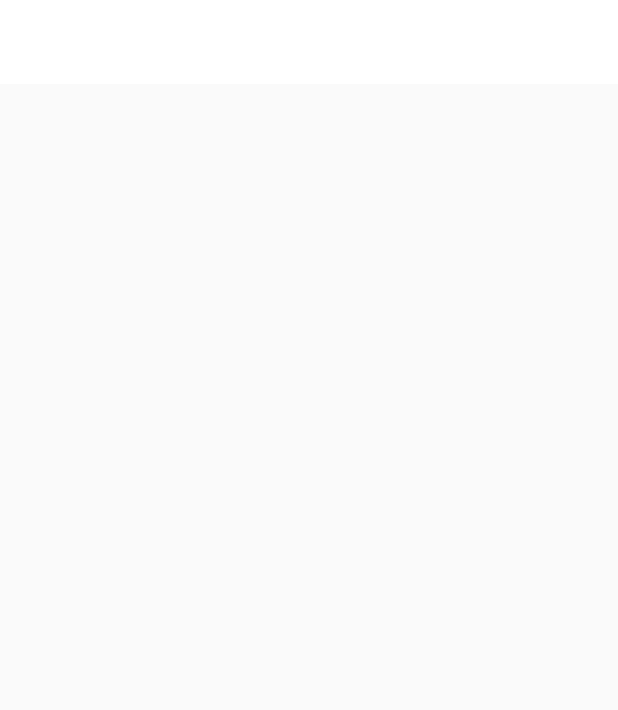
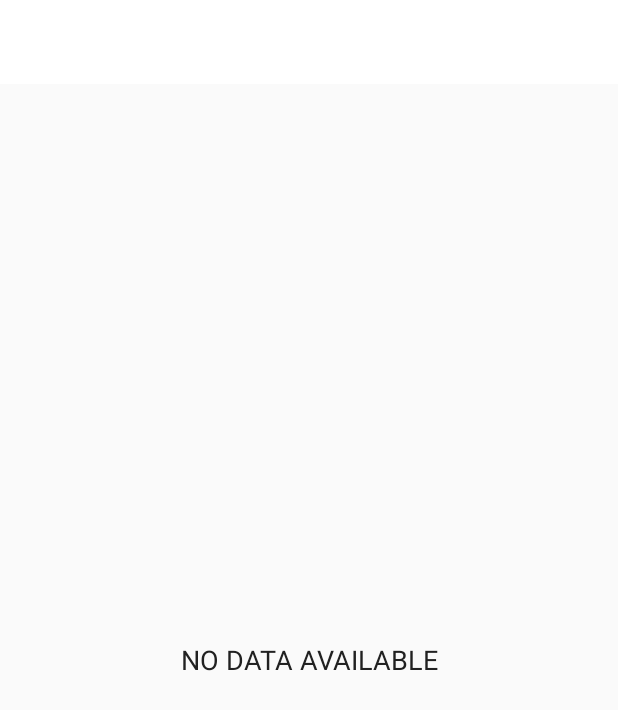
Before and after one commit to Roshan13046/Home_Workout_Kotlin_Android_App, an Android app: the HistoryActivity screen opened directly, with no data from a screen before it, on a phone screen of 412 x 824 dp. Before the commit the part shown is empty. Shown: the top 710 px of the screen. Run offline under Robolectric (Android 15) with nearby library versions, the light colour scheme and no system bars.

Commit message:
added the RecyclerView and tested the app history feature.

```diff
--- a/app/src/main/java/com/example/daily_workout_app/HistoryActivity.kt
+++ b/app/src/main/java/com/example/daily_workout_app/HistoryActivity.kt
@@ -3,6 +3,8 @@ package com.example.daily_workout_app
 import androidx.appcompat.app.AppCompatActivity
 import android.os.Bundle
 import android.util.Log
+import android.view.View
+import androidx.recyclerview.widget.LinearLayoutManager
 import kotlinx.android.synthetic.main.activity_b_m_i.*
 import kotlinx.android.synthetic.main.activity_history.*
 
@@ -30,9 +32,22 @@ class HistoryActivity : AppCompatActivity() {
         val dbHandler = SqliteOpenHelper(this,null)
         val allCompletedDatesList = dbHandler.getAllCompletedDatesList()
 
-        for(i in allCompletedDatesList){
-            Log.i("DateHistoryActivity", "" + i)
+        if(allCompletedDatesList.size > 0){
+            tvHistory.visibility = View.VISIBLE
+            rvHistory.visibility = View.VISIBLE
+            tvNoDataAvailable.visibility = View.GONE
+
+            rvHistory.layoutManager = LinearLayoutManager(this)
+            val historyAdapter = HistoryAdapter(this, allCompletedDatesList)
+            rvHistory.adapter = historyAdapter
+        }else{
+            tvHistory.visibility = View.GONE
+            rvHistory.visibility = View.GONE
+            tvNoDataAvailable.visibility = View.VISIBLE
         }
+//        for(i in allCompletedDatesList){
+//            Log.i("DateHistoryActivity", "" + i)
+//        }
 
     }
 }
--- a/app/src/main/res/layout/activity_history.xml
+++ b/app/src/main/res/layout/activity_history.xml
@@ -4,6 +4,7 @@
     xmlns:tools="http://schemas.android.com/tools"
     android:layout_width="match_parent"
     android:layout_height="match_parent"
+    android:orientation="vertical"
     tools:context=".HistoryActivity">
 
     <androidx.appcompat.widget.Toolbar
@@ -13,4 +14,41 @@
         android:background="#FFFFFF"
         />
 
+    <LinearLayout
+        android:layout_width="match_parent"
+        android:layout_height="match_parent"
+        android:orientation="vertical">
+
+        <TextView
+            android:id="@+id/tvHistory"
+            android:layout_width="match_parent"
+            android:layout_height="wrap_content"
+            android:layout_margin="10dp"
+            android:gravity="center"
+            android:text="EXERCISE COMPLETED"
+            android:textSize="18sp"
+            android:visibility="gone"
+            tools:visibility="visible"/>
+
+        <androidx.recyclerview.widget.RecyclerView
+            android:id="@+id/rvHistory"
+            android:layout_width="match_parent"
+            android:layout_height="match_parent"
+            android:layout_marginTop="5dp"
+            android:visibility="gone"
+            tools:visibility="visible"/>
+
+        <TextView
+            android:id="@+id/tvNoDataAvailable"
+            android:layout_width="match_parent"
+            android:layout_height="match_parent"
+            android:gravity="center"
+            android:text="NO DATA AVAILABLE"
+            android:textColor="#212121"
+            android:textSize="18sp"
+            android:visibility="visible"
+            tools:visibility="gone"
+            />
+    </LinearLayout>
+
 </LinearLayout>
```
Also changed, not shown: app/src/main/java/com/example/daily_workout_app/HistoryAdapter.kt (added, +45 -0 lines).
